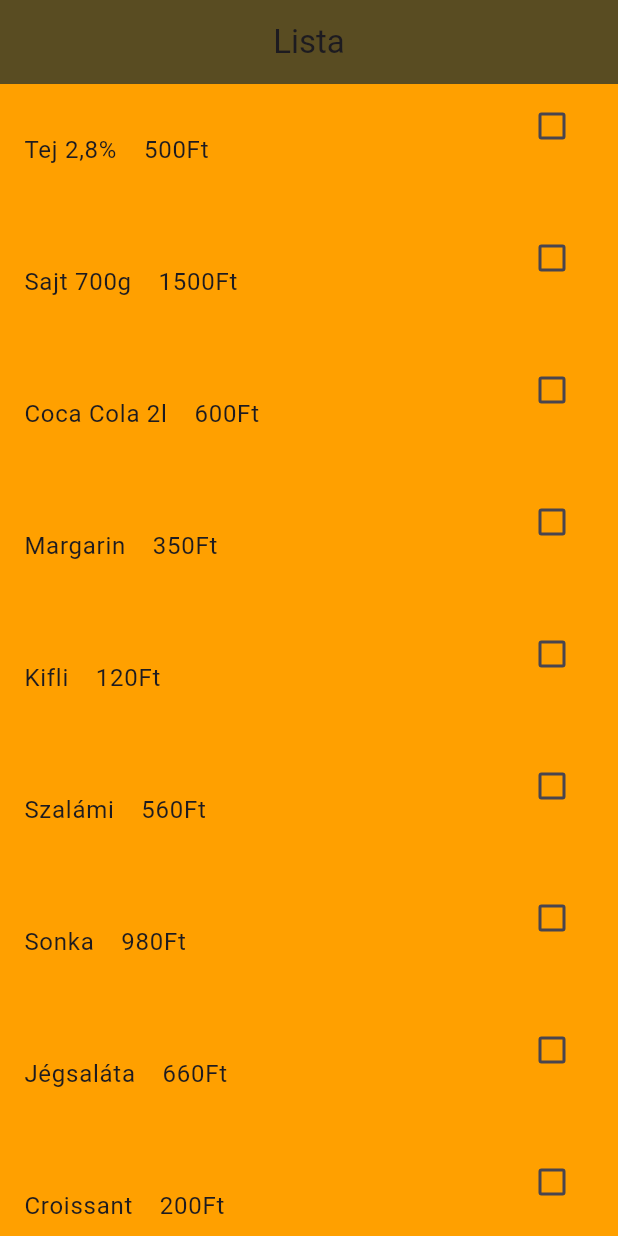
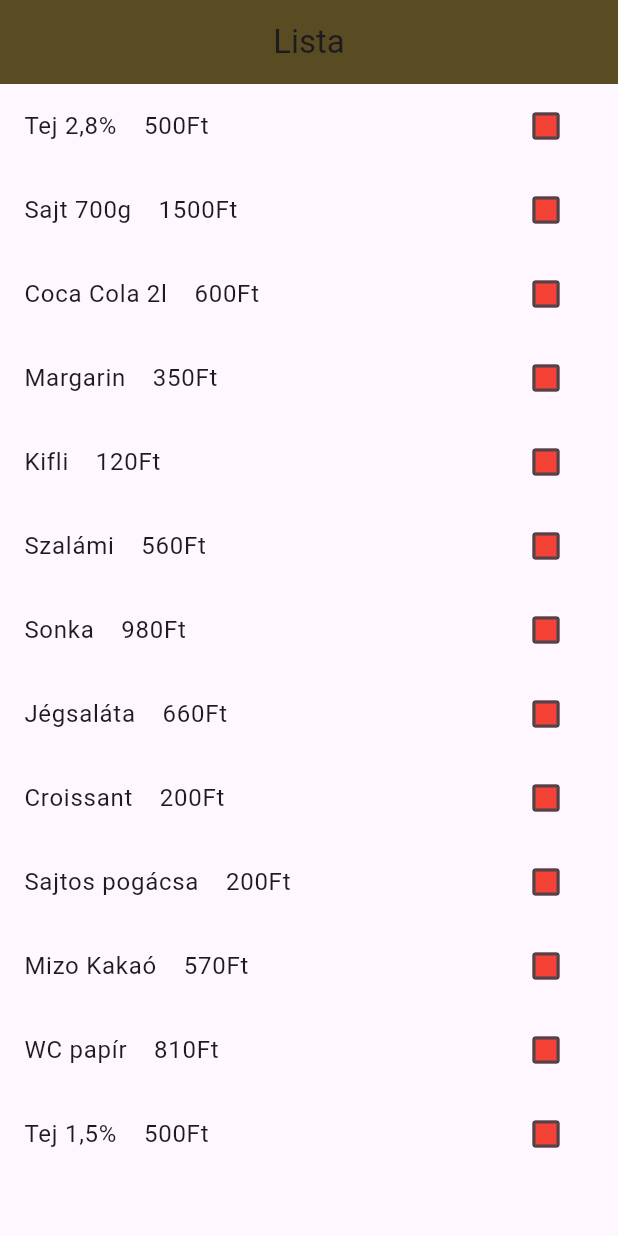
Before and after one commit to Mrb156/grocery_nav_app, a Flutter app: the screen it shows after launch, on a phone screen of 412 x 824 dp. Run offline on Flutter 3.47's test engine with Material 2 defaults, Android fonts, the phone set to English and light mode, and no system bars; missing offline and left inert: arrow_path.

Commit message:
ListaVerzió2

```diff
--- a/groceryNavApp/lib/screens/list.dart
+++ b/groceryNavApp/lib/screens/list.dart
@@ -31,6 +31,18 @@ bool isChecked = false;
 class _ListaState extends State<Lista> {
   @override
   Widget build(BuildContext context) {
+    Color getColor(Set<MaterialState> states) {
+      const Set<MaterialState> interactiveStates = <MaterialState>{
+        MaterialState.pressed,
+        MaterialState.hovered,
+        MaterialState.focused,
+      };
+      if (states.any(interactiveStates.contains)) {
+        return Colors.blue;
+      }
+      return Colors.red;
+    }
+
     return Scaffold(
         appBar: AppBar(
           title: const Center(child: Text('Lista')),
@@ -39,20 +51,26 @@ class _ListaState extends State<Lista> {
         body: ListView.builder(
           itemCount: termekek.length,
           itemBuilder: (BuildContext context, int index) {
-            return CheckboxListTile(
-                tileColor: Colors.amber[700],
-                isThreeLine: true,
-                title: Text(termekek[index].name +
-                    '    ' +
-                    termekek[index].price.toString() +
-                    'Ft'),
+            return ListTile(
+              title: Text(termekek[index].name +
+                  '    ' +
+                  termekek[index].price.toString() +
+                  'Ft'),
+              trailing: Checkbox(
                 value: isChecked,
+                fillColor: MaterialStateProperty.resolveWith(getColor),
                 onChanged: (bool? value) {
                   setState(() {
-                    value = !isChecked;
+                    isChecked = value!;
                   });
-                });
+                },
+              ),
+            );
           },
         ));
   }
 }
+/*Text(termekek[index].name +
+                    '    ' +
+                    termekek[index].price.toString() +
+                    'Ft')*/
```
